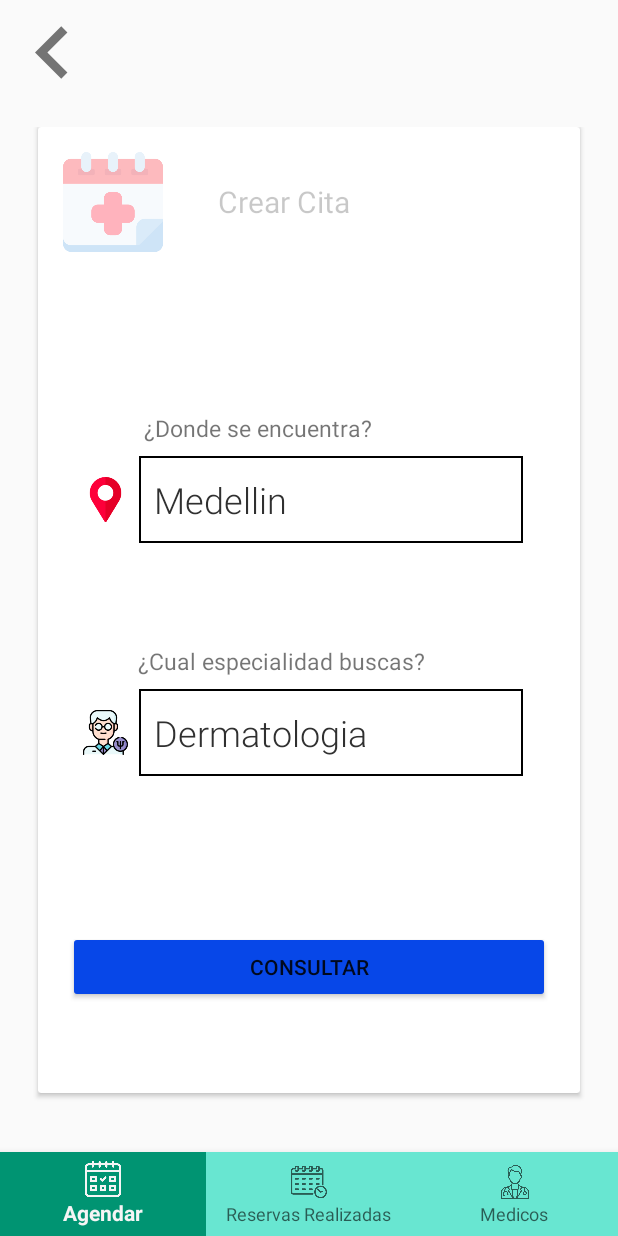
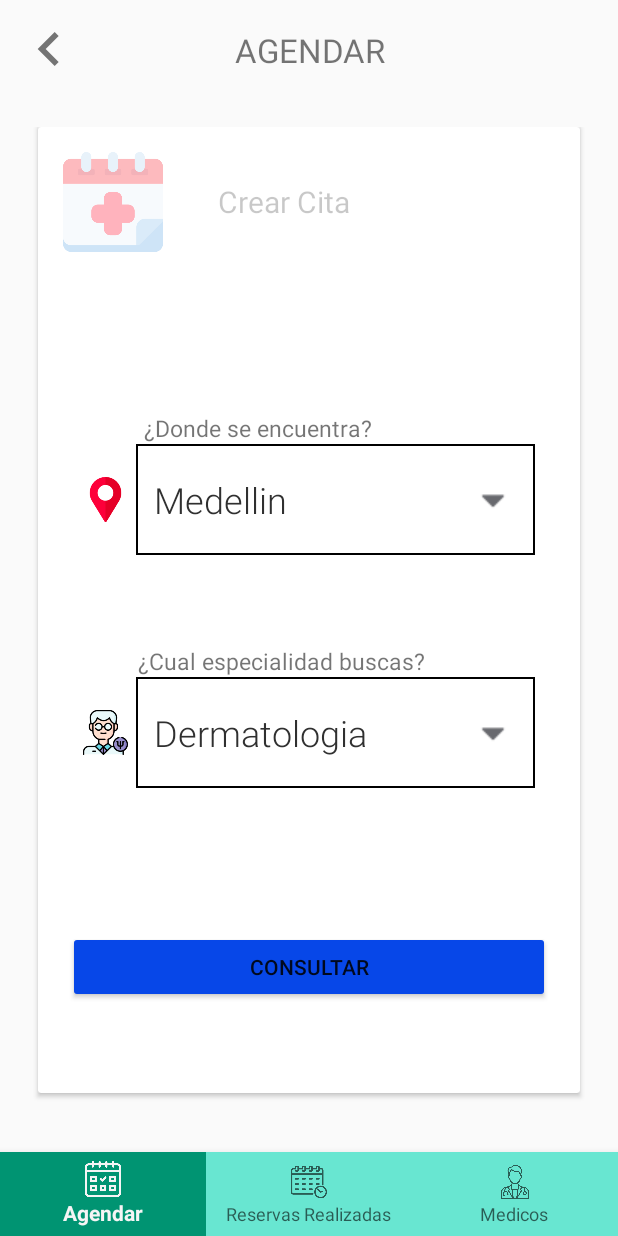
Before and after one commit to AlexanderMaya/ReservaClinica, an Android app: the Contenedor screen opened directly, with no data from a screen before it, after a tap on "Crear Cita", on a phone screen of 412 x 824 dp. Run offline under Robolectric (Android 15) with nearby library versions, the phone set to English and light mode, and no system bars; our stand-ins replace CircleImageView.

Commit message:
melo antes de iniciar logica

```diff
--- a/app/src/main/java/com/straccion/reservahotel/Contenedor.java
+++ b/app/src/main/java/com/straccion/reservahotel/Contenedor.java
@@ -68,6 +68,7 @@ public class Contenedor extends AppCompatActivity {
             }
         }else {
             //abrirFragmento(new ingresarReserva());
+            int numero;
         }
 
 
--- /dev/null
+++ b/app/src/main/res/drawable/spinerflecha.xml
@@ -0,0 +1,17 @@
+<?xml version="1.0" encoding="utf-8"?>
+<selector >
+    <item>
+        <layer-list xmlns:android="http://schemas.android.com/apk/res/android">
+            <item>
+                <shape android:shape="rectangle">
+                    <solid android:color="@color/white"/>
+                    <corners android:radius="5dp"/>
+                    <padding android:right="10dp"/>
+                </shape>
+            </item>
+            <item>
+                <bitmap android:gravity="center|end" android:src="@drawable/icon_flechaspiner"/>
+            </item>
+        </layer-list>
+    </item>
+</selector>
--- a/app/src/main/res/layout/fragment_centros_clinicos.xml
+++ b/app/src/main/res/layout/fragment_centros_clinicos.xml
@@ -47,7 +47,7 @@
         <ScrollView
             android:layout_width="match_parent"
             android:layout_height="match_parent"
-            android:layout_marginTop="50dp"
+            android:layout_marginTop="58dp"
             android:layout_marginBottom="10dp"
             android:layout_above="@id/bottomNavigationView">
 
--- a/app/src/main/res/layout/fragment_medicos.xml
+++ b/app/src/main/res/layout/fragment_medicos.xml
@@ -49,7 +49,7 @@
         <ScrollView
             android:layout_width="match_parent"
             android:layout_height="match_parent"
-            android:layout_marginTop="50dp"
+            android:layout_marginTop="58dp"
             android:layout_above="@id/bottomNavigationView">
 
             <LinearLayout
--- a/app/src/main/res/layout/fragment_reserva_filtro.xml
+++ b/app/src/main/res/layout/fragment_reserva_filtro.xml
@@ -2,20 +2,41 @@
 <RelativeLayout
     xmlns:android="http://schemas.android.com/apk/res/android"
     xmlns:tools="http://schemas.android.com/tools"
+    xmlns:app="http://schemas.android.com/apk/res-auto"
     android:layout_width="match_parent"
     android:layout_height="match_parent"
     tools:context=".fragmentos_agendar.reservaFiltro">
 
     <LinearLayout
+        android:layout_width="match_parent"
+        android:layout_height="60dp"
+        android:orientation="horizontal">
+
+        <de.hdodenhof.circleimageview.CircleImageView
+            android:id="@+id/imgRegresar"
+            android:layout_width="45dp"
+            android:layout_height="45dp"
+            android:src="@drawable/icon_volver"
+            android:layout_margin="10dp"/>
+
+        <androidx.constraintlayout.widget.ConstraintLayout
+            android:layout_width="match_parent"
+            android:layout_height="match_parent">
+
+            <TextView
+                android:id="@+id/tituloTextView"
                 android:layout_width="wrap_content"
-        android:layout_height="wrap_content">
-
-        <ImageView
-            android:id="@+id/imgRegresar"
-            android:layout_width="70dp"
-            android:layout_height="70dp"
-            android:src="@drawable/icon_volver"/>
-
+                android:layout_height="wrap_content"
+                android:text="AGENDAR"
+                android:textSize="22sp"
+                app:layout_constraintBottom_toBottomOf="parent"
+                app:layout_constraintTop_toTopOf="parent"
+                app:layout_constraintStart_toStartOf="parent"
+                app:layout_constraintEnd_toEndOf="parent"
+                app:layout_constraintVertical_bias="0.6"
+                app:layout_constraintHorizontal_bias="0.4"
+                android:layout_marginRight="18dp"/>
+        </androidx.constraintlayout.widget.ConstraintLayout>
     </LinearLayout>
     <RelativeLayout
         android:layout_width="match_parent"
@@ -98,21 +119,22 @@
                                 android:src="@drawable/icon_ciudad" />
 
                             <LinearLayout
-                                android:layout_width="match_parent"
-                                android:layout_height="wrap_content">
+                                android:layout_width="wrap_content"
+                                android:layout_height="wrap_content"
+                                android:background="@drawable/spinner_border"
+                                android:layout_weight="1">
 
                                 <androidx.appcompat.widget.AppCompatSpinner
                                     android:id="@+id/spnCiudad"
                                     android:layout_width="match_parent"
                                     android:layout_height="58dp"
+                                    android:layout_marginLeft="2dp"
+                                    android:layout_marginTop="8dp"
+                                    android:layout_marginRight="8dp"
                                     android:layout_marginBottom="8dp"
-                                    android:layout_marginRight="8dp"
-                                    android:layout_marginTop="8dp"
-                                    android:layout_marginLeft="2dp"
-                                    android:background="@drawable/spinner_border"
-                                    android:overlapAnchor="false"
-                                    android:spinnerMode="dialog"
-                                    android:prompt="@string/seleccionarCiudad"/>
+                                    android:background="@drawable/spinerflecha"
+                                    android:prompt="@string/seleccionarCiudad"
+                                    android:spinnerMode="dialog" />
                             </LinearLayout>
                         </LinearLayout>
 
@@ -139,6 +161,13 @@
                                 android:layout_marginRight="5dp"
                                 android:src="@drawable/icon_especialidad" />
 
+                            <LinearLayout
+
+                                android:layout_width="wrap_content"
+                                android:layout_height="wrap_content"
+                                android:background="@drawable/spinner_border"
+                                android:layout_weight="1">
+
                                 <androidx.appcompat.widget.AppCompatSpinner
                                     android:id="@+id/spnEspecialidad"
                                     android:layout_width="match_parent"
@@ -147,10 +176,10 @@
                                     android:layout_marginRight="8dp"
                                     android:layout_marginTop="8dp"
                                     android:layout_marginLeft="2dp"
-                                android:background="@drawable/spinner_border"
-                                android:overlapAnchor="false"
                                     android:spinnerMode="dialog"
+                                    android:background="@drawable/spinerflecha"
                                     android:prompt="@string/seleccionarEspecialidad"/>
+                            </LinearLayout>
 
                         </LinearLayout>
 
--- a/app/src/main/res/layout/spinner_item_custom.xml
+++ b/app/src/main/res/layout/spinner_item_custom.xml
@@ -6,4 +6,6 @@
     android:padding="10dp"
     android:textColor="@color/grisOscuro"
     android:fontFamily="sans-serif-light"
+    android:ellipsize="end"
+    android:singleLine="true"
     xmlns:android="http://schemas.android.com/apk/res/android"/>
--- a/build.gradle.kts
+++ b/build.gradle.kts
@@ -1,4 +1,4 @@
 // Top-level build file where you can add configuration options common to all sub-projects/modules.
 plugins {
-    id("com.android.application") version "8.1.1" apply false
+    id("com.android.application") version "8.1.2" apply false
 }
```
Also changed, not shown: app/src/main/res/layout/fragment_reservar_cita.xml (+39 -14 lines), app/src/main/res/drawable/icon_flecha_abajo.png (deleted), app/src/main/res/drawable/icon_flechaspiner.png (added), app/src/main/res/drawable/spinner_border.xml (line endings or trailing spaces). Lines whose indentation alone changed are shown as unchanged.
